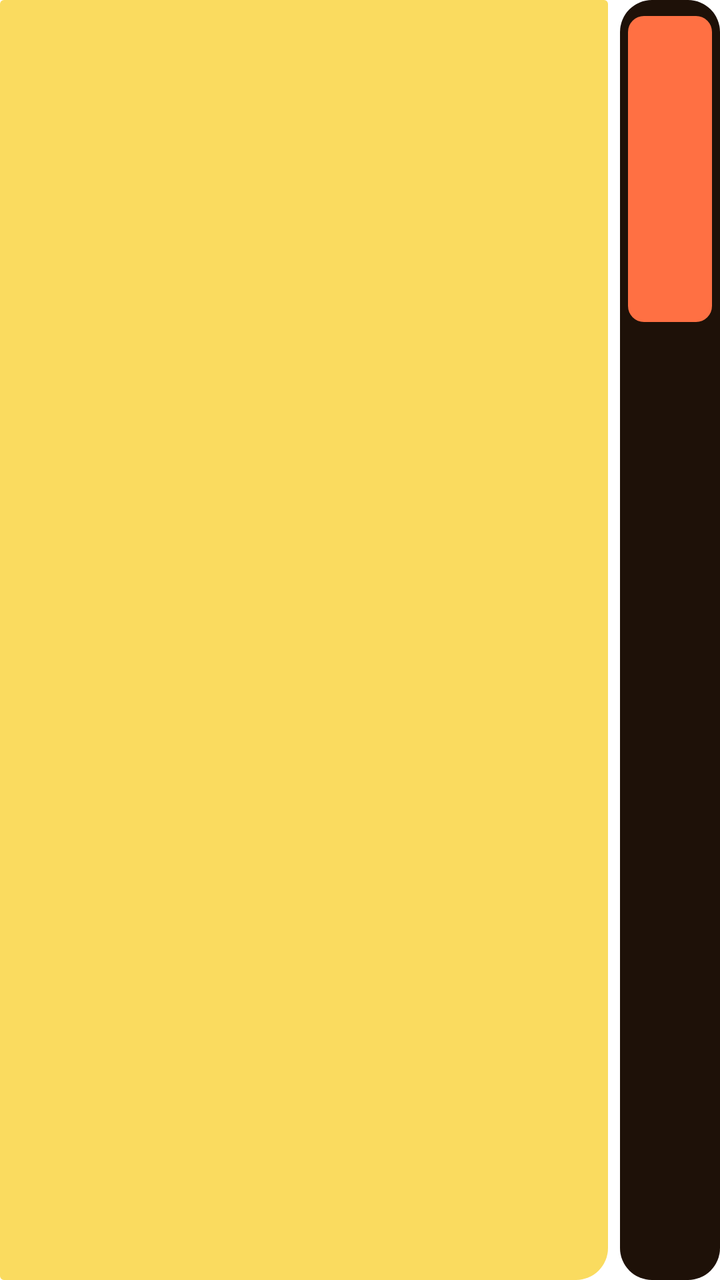
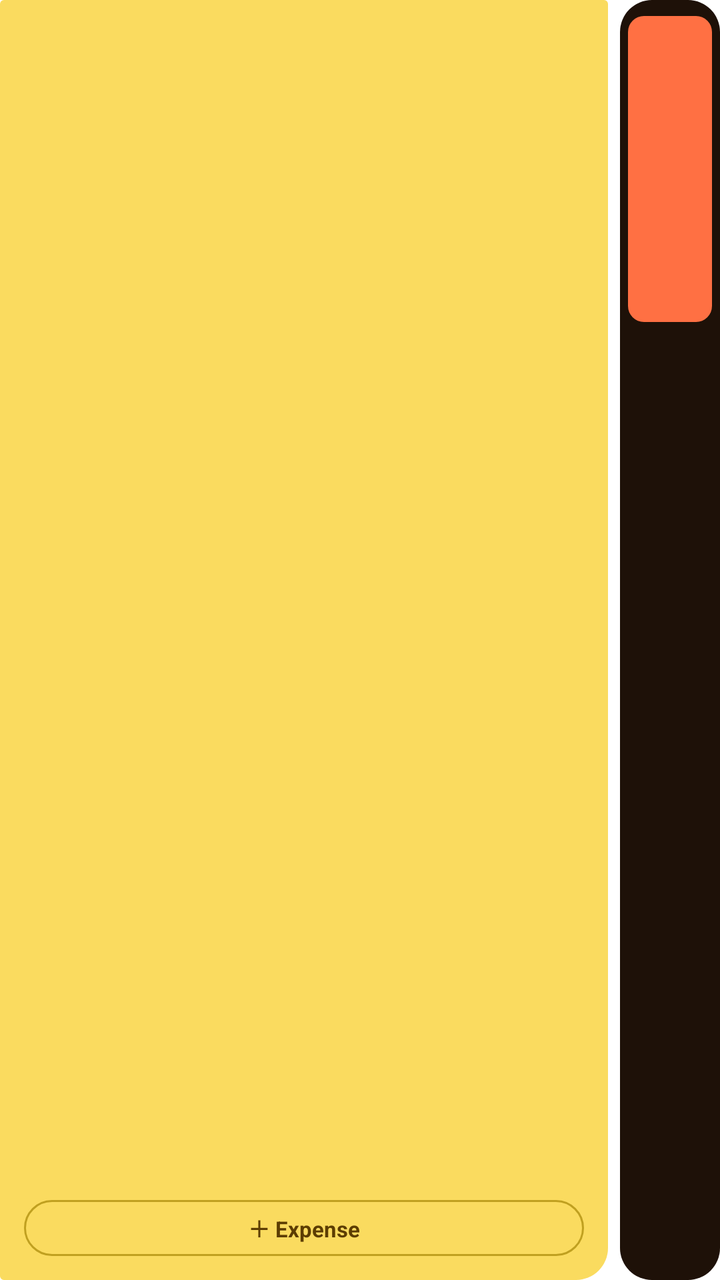

Before-and-after screenshots of an Android layout around one commit, followed by the original layout XML and the change that was made.
<!-- AndroidManifest.xml: fallback theme Theme.MaterialComponents.DayNight.NoActionBar -->
<!-- res/layout/widget_schedule.xml -->
<?xml version="1.0" encoding="utf-8"?>
<LinearLayout xmlns:android="http://schemas.android.com/apk/res/android"
    android:id="@+id/widget_schedule_root"
    android:layout_width="match_parent"
    android:layout_height="match_parent"
    android:orientation="horizontal"
    android:baselineAligned="false"
    android:padding="0dp"
    android:background="@android:color/transparent">

    <LinearLayout
        android:layout_width="0dp"
        android:layout_height="match_parent"
        android:layout_weight="1"
        android:orientation="vertical"
        android:padding="12dp"
        android:layout_marginEnd="6dp"
        android:background="@drawable/widget_sticky_bg">

        <ListView
            android:id="@+id/schedule_list"
            android:layout_width="match_parent"
            android:layout_height="match_parent"
            android:divider="@android:color/transparent"
            android:dividerHeight="6dp" />
    </LinearLayout>

    <LinearLayout
        android:layout_width="50dp"
        android:layout_height="match_parent"
        android:orientation="vertical"
        android:paddingTop="8dp"
        android:paddingBottom="8dp"
        android:paddingStart="4dp"
        android:paddingEnd="4dp"
        android:background="@drawable/widget_bg"
        android:gravity="center_vertical">
        
        <LinearLayout
            android:id="@+id/tile_0_box"
            android:layout_width="match_parent"
            android:layout_height="0dp"
            android:layout_weight="1"
            android:orientation="vertical"
            android:gravity="center"
            android:layout_marginBottom="4dp"
            android:background="@drawable/widget_item_selected_bg">
            <TextView
                android:id="@+id/tile_0_day"
                android:layout_width="wrap_content"
                android:layout_height="wrap_content"
                android:textColor="#FFFFFF"
                android:textSize="10sp"
                android:textStyle="bold"/>
            <TextView
                android:id="@+id/tile_0_count"
                android:layout_width="wrap_content"
                android:layout_height="wrap_content"
                android:textColor="#EEEEEE"
                android:textSize="9sp"/>
        </LinearLayout>

        <LinearLayout
            android:id="@+id/tile_1_box"
            android:layout_width="match_parent"
            android:layout_height="0dp"
            android:layout_weight="1"
            android:orientation="vertical"
            android:gravity="center"
            android:layout_marginBottom="4dp"
            android:background="@android:color/transparent">
            <TextView
                android:id="@+id/tile_1_day"
                android:layout_width="wrap_content"
                android:layout_height="wrap_content"
                android:textColor="#A0A0A0"
                android:textSize="10sp"
                android:textStyle="bold"/>
            <TextView
                android:id="@+id/tile_1_count"
                android:layout_width="wrap_content"
                android:layout_height="wrap_content"
                android:textColor="#808080"
                android:textSize="9sp"/>
        </LinearLayout>

        <LinearLayout
            android:id="@+id/tile_2_box"
            android:layout_width="match_parent"
            android:layout_height="0dp"
            android:layout_weight="1"
            android:orientation="vertical"
            android:gravity="center"
            android:layout_marginBottom="4dp"
            android:background="@android:color/transparent">
            <TextView
                android:id="@+id/tile_2_day"
                android:layout_width="wrap_content"
                android:layout_height="wrap_content"
                android:textColor="#A0A0A0"
                android:textSize="10sp"
                android:textStyle="bold"/>
            <TextView
                android:id="@+id/tile_2_count"
                android:layout_width="wrap_content"
                android:layout_height="wrap_content"
                android:textColor="#808080"
                android:textSize="9sp"/>
        </LinearLayout>

        <LinearLayout
            android:id="@+id/tile_3_box"
            android:layout_width="match_parent"
            android:layout_height="0dp"
            android:layout_weight="1"
            android:orientation="vertical"
            android:gravity="center"
            android:background="@android:color/transparent">
            <TextView
                android:id="@+id/tile_3_day"
                android:layout_width="wrap_content"
                android:layout_height="wrap_content"
                android:textColor="#A0A0A0"
                android:textSize="10sp"
                android:textStyle="bold"/>
            <TextView
                android:id="@+id/tile_3_count"
                android:layout_width="wrap_content"
                android:layout_height="wrap_content"
                android:textColor="#808080"
                android:textSize="9sp"/>
        </LinearLayout>
        
    </LinearLayout>
</LinearLayout>
<!-- resources referenced by this layout -->
<resources>
  <!-- drawable widget_bg (drawable) -->
  <?xml version="1.0" encoding="utf-8"?>
  <shape xmlns:android="http://schemas.android.com/apk/res/android">
      <solid android:color="#1E1108"/>
      <corners android:radius="16dp"/>
  </shape>
  <!-- drawable widget_item_selected_bg (drawable) -->
  <?xml version="1.0" encoding="utf-8"?>
  <shape xmlns:android="http://schemas.android.com/apk/res/android">
      <solid android:color="#FF7043"/> 
      <corners android:radius="8dp"/>
  </shape>
  <!-- drawable widget_sticky_bg (drawable) -->
  <?xml version="1.0" encoding="utf-8"?>
  <shape xmlns:android="http://schemas.android.com/apk/res/android">
      <solid android:color="#FADB5F"/>
      <corners
          android:bottomRightRadius="16dp"
          android:bottomLeftRadius="2dp"
          android:topLeftRadius="2dp"
          android:topRightRadius="2dp"/>
  </shape>
</resources>

<!-- the commit's change to res/layout/widget_schedule.xml (unified diff, before → after) -->
@@ -8,6 +8,7 @@
     android:padding="0dp"
     android:background="@android:color/transparent">
 
+    
     <LinearLayout
         android:layout_width="0dp"
         android:layout_height="match_parent"
@@ -20,11 +21,29 @@
         <ListView
             android:id="@+id/schedule_list"
             android:layout_width="match_parent"
-            android:layout_height="match_parent"
+            android:layout_height="0dp"
+            android:layout_weight="1"
             android:divider="@android:color/transparent"
             android:dividerHeight="6dp" />
+
+        
+        <TextView
+            android:id="@+id/btn_add_expense"
+            android:layout_width="match_parent"
+            android:layout_height="28dp"
+            android:layout_marginTop="6dp"
+            android:background="@drawable/widget_add_btn_bg"
+            android:gravity="center"
+            android:text="＋ Expense"
+            android:textColor="#5C3D02"
+            android:textSize="11sp"
+            android:textStyle="bold"
+            android:paddingStart="8dp"
+            android:paddingEnd="8dp"/>
+
     </LinearLayout>
 
+    
     <LinearLayout
         android:layout_width="50dp"
         android:layout_height="match_parent"
@@ -35,6 +54,7 @@
         android:paddingEnd="4dp"
         android:background="@drawable/widget_bg"
         android:gravity="center_vertical">
+
         
         <LinearLayout
             android:id="@+id/tile_0_box"
@@ -68,7 +88,7 @@
             android:orientation="vertical"
             android:gravity="center"
             android:layout_marginBottom="4dp"
-            android:background="@android:color/transparent">
+            android:background="@drawable/widget_item_unselected_bg">
             <TextView
                 android:id="@+id/tile_1_day"
                 android:layout_width="wrap_content"
@@ -92,7 +112,7 @@
             android:orientation="vertical"
             android:gravity="center"
             android:layout_marginBottom="4dp"
-            android:background="@android:color/transparent">
+            android:background="@drawable/widget_item_unselected_bg">
             <TextView
                 android:id="@+id/tile_2_day"
                 android:layout_width="wrap_content"
@@ -115,7 +135,7 @@
             android:layout_weight="1"
             android:orientation="vertical"
             android:gravity="center"
-            android:background="@android:color/transparent">
+            android:background="@drawable/widget_item_unselected_bg">
             <TextView
                 android:id="@+id/tile_3_day"
                 android:layout_width="wrap_content"
@@ -130,6 +150,6 @@
                 android:textColor="#808080"
                 android:textSize="9sp"/>
         </LinearLayout>
-        
+
     </LinearLayout>
 </LinearLayout>
<!-- resource entries referenced after the edit -->
@@ -1,5 +1,12 @@
 <!-- resources referenced by this layout -->
 <resources>
+  <!-- drawable widget_add_btn_bg (drawable) -->
+  <?xml version="1.0" encoding="utf-8"?>
+  <shape xmlns:android="http://schemas.android.com/apk/res/android">
+      <solid android:color="#FADB5F"/>
+      <corners android:radius="20dp"/>
+      <stroke android:width="1dp" android:color="#C0A020"/>
+  </shape>
   <!-- drawable widget_bg (drawable) -->
   <?xml version="1.0" encoding="utf-8"?>
   <shape xmlns:android="http://schemas.android.com/apk/res/android">
@@ -10,6 +17,12 @@
   <?xml version="1.0" encoding="utf-8"?>
   <shape xmlns:android="http://schemas.android.com/apk/res/android">
       <solid android:color="#FF7043"/> 
+      <corners android:radius="8dp"/>
+  </shape>
+  <!-- drawable widget_item_unselected_bg (drawable) -->
+  <?xml version="1.0" encoding="utf-8"?>
+  <shape xmlns:android="http://schemas.android.com/apk/res/android">
+      <solid android:color="#00000000"/>
       <corners android:radius="8dp"/>
   </shape>
   <!-- drawable widget_sticky_bg (drawable) -->
